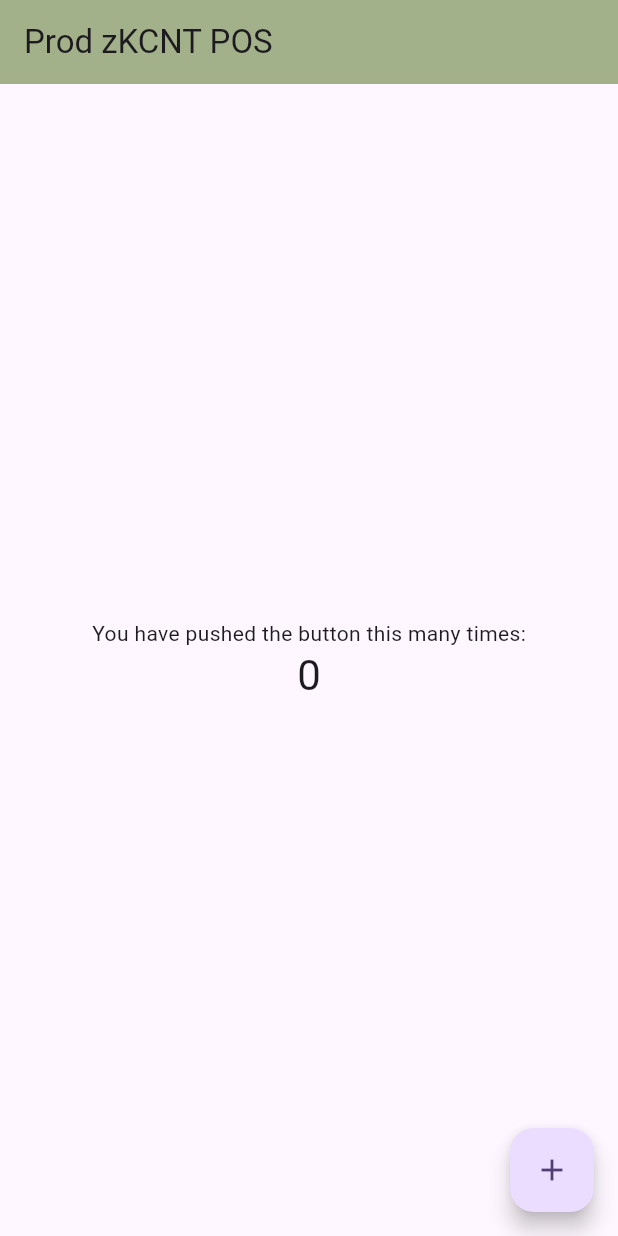
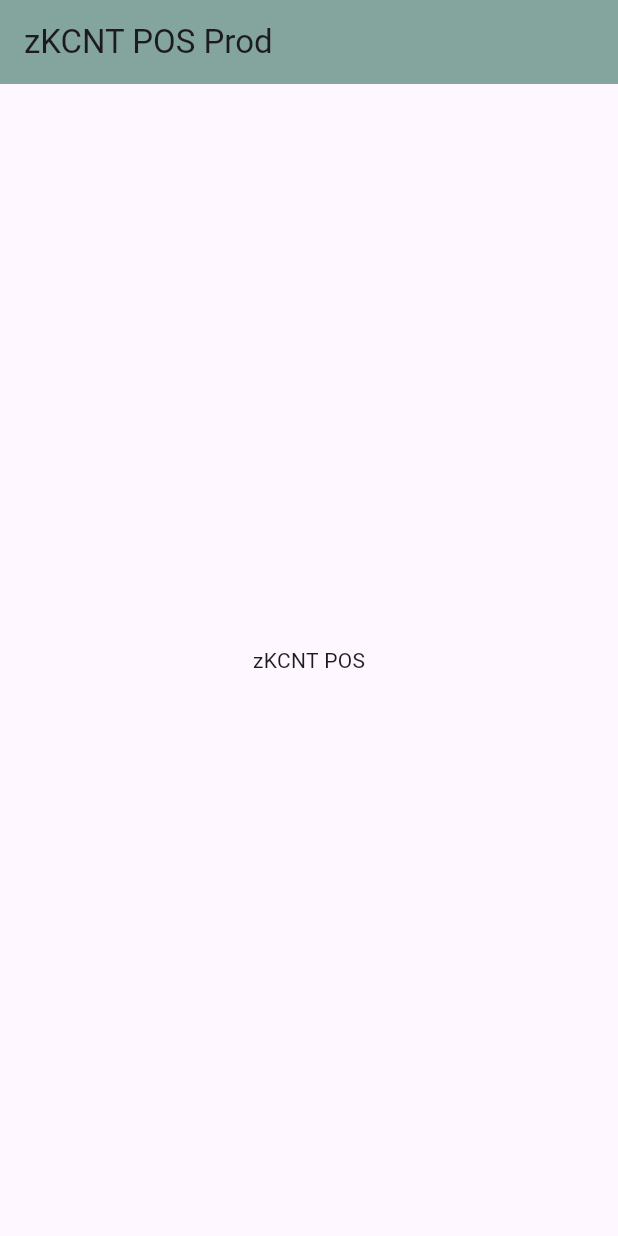
Before and after one commit to chinnatan/flutter_kanoon, a Flutter app: the screen it shows after launch, on a phone screen of 412 x 824 dp. Run offline on Flutter 3.47's test engine with Material 3 defaults, Android fonts, the phone set to English and light mode, and no system bars; our stand-ins replace easy_localization.

Commit message:
init multi locales

```diff
--- /dev/null
+++ b/assets/locales/en-US.json
@@ -0,0 +1,3 @@
+{
+    "app_name": "zKCNT POS"
+}
--- /dev/null
+++ b/assets/locales/th-TH.json
@@ -0,0 +1,3 @@
+{
+    "app_name": "zKCNT POS"
+}
--- a/lib/app/app.dart
+++ b/lib/app/app.dart
@@ -1,3 +1,4 @@
+import 'package:easy_localization/easy_localization.dart';
 import 'package:flutter/material.dart';
 import 'package:flutter_pos/app/app_config.dart';
 
@@ -8,9 +9,14 @@ class MyApp extends StatelessWidget {
   Widget build(BuildContext context) {
     return MaterialApp(
       title: AppConfig.instance.appName,
+      localizationsDelegates: context.localizationDelegates,
+      supportedLocales: context.supportedLocales,
+      locale: context.locale,
       theme: ThemeData(
-        colorScheme: ColorScheme.fromSeed(seedColor: Colors.deepPurple, primary: AppConfig.instance.primaryColor),
-        primaryColor: AppConfig.instance.primaryColor,
+        colorScheme: ColorScheme.fromSeed(
+            seedColor: Colors.deepPurple,
+            primary: AppConfig.instance.primaryColor),
+        visualDensity: VisualDensity.adaptivePlatformDensity,
         useMaterial3: true,
       ),
       home: MyHomePage(title: AppConfig.instance.appName),
@@ -28,40 +34,23 @@ class MyHomePage extends StatefulWidget {
 }
 
 class _MyHomePageState extends State<MyHomePage> {
-  int _counter = 0;
-
-  void _incrementCounter() {
-    setState(() {
-      _counter++;
-    });
-  }
-
   @override
   Widget build(BuildContext context) {
     return Scaffold(
       appBar: AppBar(
-        backgroundColor: Theme.of(context).primaryColor,
+        backgroundColor: Theme.of(context).colorScheme.primary,
         title: Text(widget.title),
       ),
       body: Center(
         child: Column(
           mainAxisAlignment: MainAxisAlignment.center,
           children: <Widget>[
-            const Text(
-              'You have pushed the button this many times:',
-            ),
             Text(
-              '$_counter',
-              style: Theme.of(context).textTheme.headlineMedium,
+              'app_name'.tr(),
             ),
           ],
         ),
       ),
-      floatingActionButton: FloatingActionButton(
-        onPressed: _incrementCounter,
-        tooltip: 'Increment',
-        child: const Icon(Icons.add),
-      ),
     );
   }
 }
--- a/lib/app/app_config.dart
+++ b/lib/app/app_config.dart
@@ -6,17 +6,17 @@ class AppConfig {
   FlavorEnvironment? flavorEnvironment;
   String appName = "";
   String baseURL = "";
-  MaterialColor primaryColor = const MaterialColor(0xFFA3B18A, <int, Color>{
-    50: Color(0xFFA4A4BF),
-    100: Color(0xFFA4A4BF),
-    200: Color(0xFFA4A4BF),
-    300: Color(0xFF9191B3),
-    400: Color(0xFF7F7FA6),
-    500: Color(0xFFA3B18A),
-    600: Color(0xFF929F7C),
-    700: Color(0xFF828D6E),
-    800: Color(0xFF494980),
-    900: Color(0xFF181861),
+  MaterialColor primaryColor = const MaterialColor(0xFF84A59D, <int, Color>{
+    50: Color(0xFFE2F1EF),
+    100: Color(0xFFC6DAD3),
+    200: Color(0xFFA5BFB8),
+    300: Color(0xFF84A59D),
+    400: Color(0xFF6B9188),
+    500: Color(0xFF84A59D),
+    600: Color(0xFF486E65),
+    700: Color(0xFF395A53),
+    800: Color(0xFF2B4741),
+    900: Color(0xFF1B322D),
   });
 
   static AppConfig _instance = AppConfig(
@@ -44,7 +44,7 @@ class AppConfig {
   static AppConfig dev() {
     return _instance = AppConfig(
         flavorEnvironment: FlavorEnvironment.dev,
-        appName: "Dev zKCNT POS",
+        appName: "zKCNT POS Dev",
         baseURL: "");
   }
 
@@ -52,7 +52,7 @@ class AppConfig {
   static AppConfig prd() {
     return _instance = AppConfig(
         flavorEnvironment: FlavorEnvironment.prd,
-        appName: "Prod zKCNT POS",
+        appName: "zKCNT POS Prod",
         baseURL: "");
   }
 }
--- a/pubspec.yaml
+++ b/pubspec.yaml
@@ -12,6 +12,7 @@ dependencies:
     sdk: flutter
 
   cupertino_icons: ^1.0.2
+  easy_localization: ^3.0.4
 
 dev_dependencies:
   flutter_test:
@@ -31,7 +32,8 @@ flutter:
   uses-material-design: true
 
   # To add assets to your application, add an assets section, like this:
-  # assets:
+  assets:
+    - assets/locales/
   #   - images/a_dot_burr.jpeg
   #   - images/a_dot_ham.jpeg
 
```
Also changed, not shown: lib/main.dart (+11 -1 lines), lib/main_dev.dart (+12 -2 lines), pubspec.lock, 11 other files.
